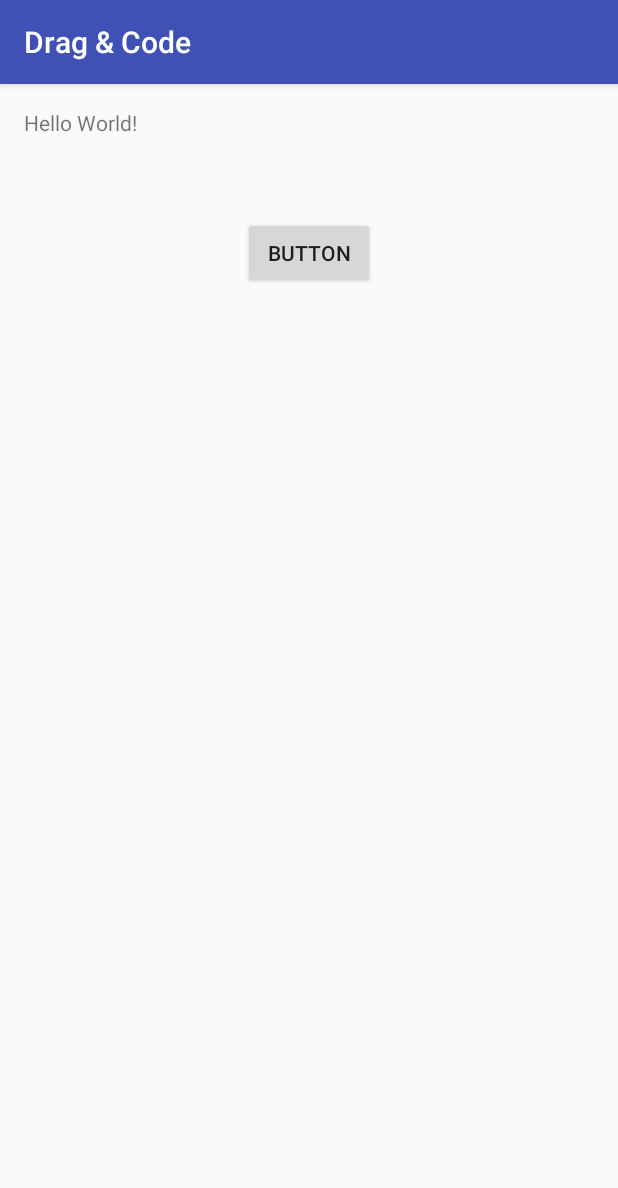
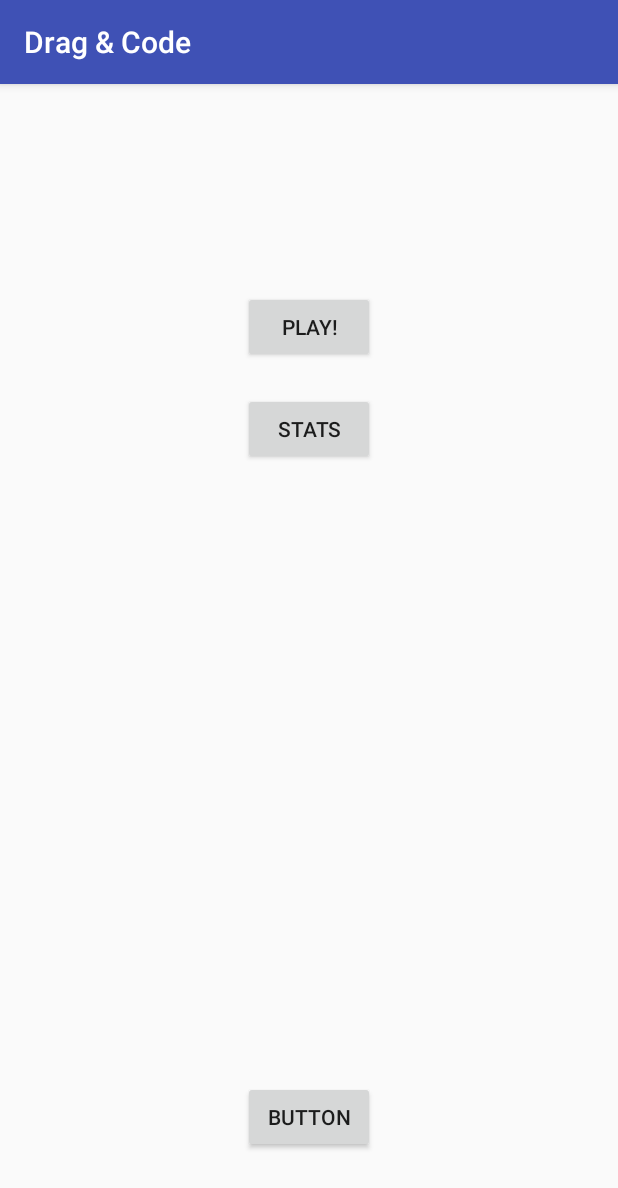
Before and after one commit to Tenkaire/CMPT276Project, an Android app: the screen it shows after launch (MainActivity), on a phone screen of 412 x 824 dp. Shown: the top 1188 px of the screen. Run offline under Robolectric (Android 15) with nearby library versions, the phone set to English and light mode, and no system bars.

Commit message:
Finished Main Menu GUI

```diff
--- a/DragAndCode/app/src/main/res/layout/activity_main.xml
+++ b/DragAndCode/app/src/main/res/layout/activity_main.xml
@@ -10,19 +10,34 @@
     android:paddingTop="@dimen/activity_vertical_margin"
     tools:context="com.group8.dragcode.MainActivity">
 
-    <TextView
-        android:layout_width="wrap_content"
-        android:layout_height="wrap_content"
-        android:text="Hello World!"
-        android:id="@+id/textView" />
-
     <Button
         android:text="Button"
         android:layout_width="wrap_content"
         android:layout_height="wrap_content"
-        android:layout_below="@+id/textView"
+        android:id="@+id/testButton"
+        android:onClick="onClickQuestion"
+        android:layout_alignParentBottom="true"
         android:layout_centerHorizontal="true"
-        android:layout_marginTop="53dp"
-        android:id="@+id/testButton"
-        android:onClick="onClickQuestion" />
+        android:layout_marginBottom="39dp" />
+
+    <Button
+        android:id="@+id/button_play"
+        android:layout_width="wrap_content"
+        android:layout_height="wrap_content"
+        android:onClick="onPlayClick"
+        android:text="@string/button_play"
+        android:layout_alignParentTop="true"
+        android:layout_alignLeft="@+id/button_stats"
+        android:layout_alignStart="@+id/button_stats"
+        android:layout_marginTop="122dp" />
+
+    <Button
+        android:id="@+id/button_stats"
+        android:layout_width="wrap_content"
+        android:layout_height="wrap_content"
+        android:layout_below="@+id/button_play"
+        android:layout_centerHorizontal="true"
+        android:layout_marginTop="20dp"
+        android:onClick="onStatsClick"
+        android:text="@string/button_stats" />
 </RelativeLayout>
--- a/DragAndCode/app/src/main/res/values/strings.xml
+++ b/DragAndCode/app/src/main/res/values/strings.xml
@@ -5,4 +5,12 @@
     <string name="button_help">Help</string>
     <string name="code_clear">Clear</string>
     <string name="blank_hint">Drag code here</string>
+    <string name="diff_easy">Easy</string>
+    <string name="diff_medium">Medium</string>
+    <string name="diff_hard">Hard</string>
+    <string name="lang_java">Java</string>
+    <string name="lang_cpp">C++</string>
+    <string name="lang_python">Python</string>
+    <string name="button_play">Play!</string>
+    <string name="button_stats">Stats</string>
 </resources>
```
Also changed, not shown: DragAndCode/app/src/main/AndroidManifest.xml (+6 -5 lines), DragAndCode/app/src/main/java/com/group8/dragcode/DifficultySelectActivity.java (added, +39 -0 lines), DragAndCode/app/src/main/java/com/group8/dragcode/LanguageSelectActivity.java (added, +36 -0 lines), DragAndCode/app/src/main/java/com/group8/dragcode/MainActivity.java (+9 -0 lines), DragAndCode/app/src/main/res/layout/activity_difficulty_select.xml (added, +42 -0 lines), DragAndCode/app/src/main/res/layout/activity_language_select.xml (added, +42 -0 lines).
